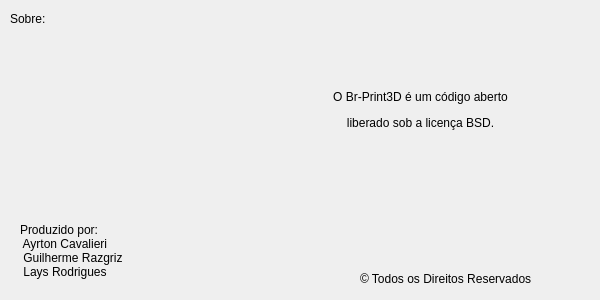
Qt form Dialogs/aboutbrprint.ui (KDE/brprint3d) before a commit.
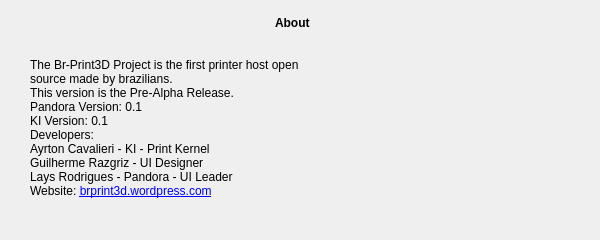
The same form after that commit. Icons and pictures are not drawn.

```diff
--- a/Dialogs/aboutbrprint.ui
+++ b/Dialogs/aboutbrprint.ui
@@ -7,19 +7,19 @@
     <x>0</x>
     <y>0</y>
     <width>600</width>
-    <height>300</height>
+    <height>240</height>
    </rect>
   </property>
   <property name="minimumSize">
    <size>
     <width>600</width>
-    <height>300</height>
+    <height>240</height>
    </size>
   </property>
   <property name="maximumSize">
    <size>
     <width>600</width>
-    <height>600</height>
+    <height>240</height>
    </size>
   </property>
   <property name="windowTitle">
@@ -31,14 +31,14 @@
   <widget class="QLabel" name="label">
    <property name="geometry">
     <rect>
-     <x>10</x>
-     <y>10</y>
-     <width>67</width>
+     <x>275</x>
+     <y>15</y>
+     <width>46</width>
      <height>17</height>
     </rect>
    </property>
    <property name="text">
-    <string>Sobre:</string>
+    <string>&lt;html&gt;&lt;head/&gt;&lt;body&gt;&lt;p&gt;&lt;span style=&quot; font-weight:600;&quot;&gt;About&lt;/span&gt;&lt;/p&gt;&lt;/body&gt;&lt;/html&gt;</string>
    </property>
   </widget>
   <widget class="QLabel" name="label_2">
@@ -63,43 +63,30 @@
   <widget class="QLabel" name="label_3">
    <property name="geometry">
     <rect>
-     <x>300</x>
-     <y>90</y>
-     <width>241</width>
-     <height>61</height>
+     <x>385</x>
+     <y>105</y>
+     <width>191</width>
+     <height>111</height>
     </rect>
    </property>
    <property name="text">
-    <string>&lt;html&gt;&lt;head/&gt;&lt;body&gt;&lt;p align=&quot;center&quot;&gt;O Br-Print3D é um código aberto&lt;/p&gt;&lt;p align=&quot;center&quot;&gt;liberado sob a licença BSD.&lt;/p&gt;&lt;p&gt;&lt;br/&gt;&lt;/p&gt;&lt;/body&gt;&lt;/html&gt;</string>
+    <string/>
+   </property>
+   <property name="pixmap">
+    <pixmap resource="../resources.qrc">:/Icons/Icons/brlogo.png</pixmap>
    </property>
   </widget>
   <widget class="QLabel" name="label_4">
    <property name="geometry">
     <rect>
-     <x>360</x>
-     <y>270</y>
-     <width>221</width>
-     <height>17</height>
+     <x>30</x>
+     <y>40</y>
+     <width>531</width>
+     <height>176</height>
     </rect>
    </property>
    <property name="text">
-    <string>© Todos os Direitos Reservados</string>
-   </property>
-  </widget>
-  <widget class="QLabel" name="label_5">
-   <property name="geometry">
-    <rect>
-     <x>20</x>
-     <y>210</y>
-     <width>161</width>
-     <height>81</height>
-    </rect>
-   </property>
-   <property name="text">
-    <string>Produzido por:
- Ayrton Cavalieri 
- Guilherme Razgriz 
- Lays Rodrigues</string>
+    <string>&lt;html&gt;&lt;head/&gt;&lt;body&gt;&lt;p&gt;The Br-Print3D Project is the first printer host open&lt;br/&gt; source made by brazilians.&lt;br/&gt; This version is the Pre-Alpha Release.&lt;br/&gt; Pandora Version: 0.1&lt;br/&gt; KI Version: 0.1&lt;br/&gt; Developers:&lt;br/&gt; Ayrton Cavalieri - KI - Print Kernel&lt;br/&gt; Guilherme Razgriz - UI Designer&lt;br/&gt; Lays Rodrigues - Pandora - UI Leader&lt;br/&gt; Website: &lt;a href=&quot;brprint3d.wordpress.com&quot;&gt;&lt;span style=&quot; text-decoration: underline; color:#0000ff;&quot;&gt;brprint3d.wordpress.com&lt;/span&gt;&lt;/a&gt;&lt;/p&gt;&lt;/body&gt;&lt;/html&gt;</string>
    </property>
   </widget>
  </widget>
```
Left out of the diff: 3 changed lines with no effect on the pictures.
